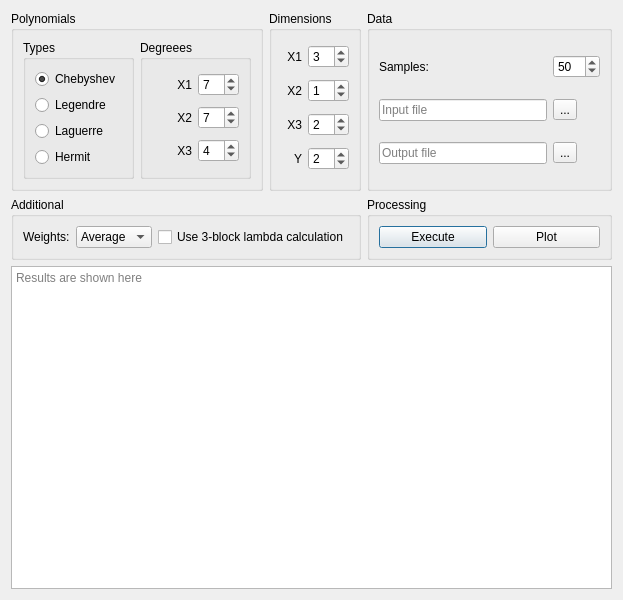
The window that main_window.ui (chepiga1995/sisan_1) describes before a commit, drawn with Qt 5.
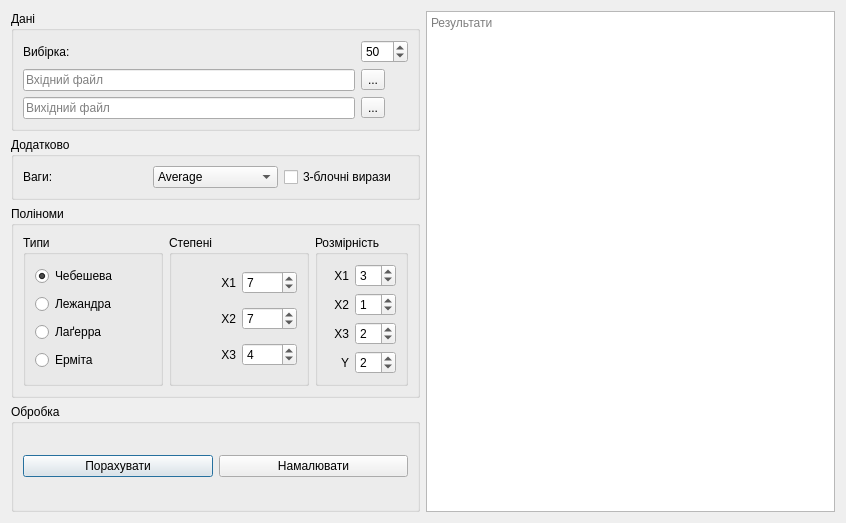
The same window after the commit.

What changed in the file:
```diff
--- a/main_window.ui
+++ b/main_window.ui
@@ -6,30 +6,141 @@
    <rect>
     <x>0</x>
     <y>0</y>
-    <width>623</width>
-    <height>600</height>
+    <width>846</width>
+    <height>523</height>
    </rect>
   </property>
   <property name="windowTitle">
    <string>Form1</string>
   </property>
   <layout class="QGridLayout" name="gridLayout_2">
+   <item row="0" column="1" rowspan="6">
+    <widget class="QTextBrowser" name="results_field">
+     <property name="lineWrapMode">
+      <enum>QTextEdit::NoWrap</enum>
+     </property>
+     <property name="readOnly">
+      <bool>true</bool>
+     </property>
+     <property name="html">
+      <string>&lt;!DOCTYPE HTML PUBLIC &quot;-//W3C//DTD HTML 4.0//EN&quot; &quot;http://www.w3.org/TR/REC-html40/strict.dtd&quot;&gt;
+&lt;html&gt;&lt;head&gt;&lt;meta name=&quot;qrichtext&quot; content=&quot;1&quot; /&gt;&lt;style type=&quot;text/css&quot;&gt;
+p, li { white-space: pre-wrap; }
+&lt;/style&gt;&lt;/head&gt;&lt;body style=&quot; font-family:'.SF NS Text'; font-size:13pt; font-weight:400; font-style:normal;&quot;&gt;
+&lt;p style=&quot;-qt-paragraph-type:empty; margin-top:0px; margin-bottom:0px; margin-left:0px; margin-right:0px; -qt-block-indent:0; text-indent:0px; font-family:'.Menio Regular'; font-size:10pt;&quot;&gt;&lt;br /&gt;&lt;/p&gt;&lt;/body&gt;&lt;/html&gt;</string>
+     </property>
+     <property name="placeholderText">
+      <string>Результати</string>
+     </property>
+    </widget>
+   </item>
    <item row="0" column="0">
+    <widget class="QGroupBox" name="groupBox">
+     <property name="title">
+      <string>Дані</string>
+     </property>
+     <layout class="QGridLayout" name="gridLayout_5">
+      <item row="4" column="0">
+       <widget class="QLineEdit" name="line_output">
+        <property name="placeholderText">
+         <string>Вихідний файл</string>
+        </property>
+       </widget>
+      </item>
+      <item row="2" column="1">
+       <widget class="QSpinBox" name="sample_spin">
+        <property name="maximum">
+         <number>999</number>
+        </property>
+        <property name="value">
+         <number>50</number>
+        </property>
+       </widget>
+      </item>
+      <item row="2" column="0">
+       <widget class="QLabel" name="label">
+        <property name="text">
+         <string>Вибірка:</string>
+        </property>
+       </widget>
+      </item>
+      <item row="4" column="1">
+       <widget class="QToolButton" name="select_output">
+        <property name="text">
+         <string>...</string>
+        </property>
+       </widget>
+      </item>
+      <item row="3" column="0">
+       <widget class="QLineEdit" name="line_input">
+        <property name="placeholderText">
+         <string>Вхідний файл</string>
+        </property>
+       </widget>
+      </item>
+      <item row="3" column="1">
+       <widget class="QToolButton" name="select_input">
+        <property name="text">
+         <string>...</string>
+        </property>
+       </widget>
+      </item>
+     </layout>
+    </widget>
+   </item>
+   <item row="1" column="0">
+    <widget class="QGroupBox" name="groupBox_7">
+     <property name="title">
+      <string>Додатково</string>
+     </property>
+     <layout class="QHBoxLayout" name="horizontalLayout_3">
+      <item>
+       <widget class="QLabel" name="label_9">
+        <property name="text">
+         <string>Ваги:</string>
+        </property>
+       </widget>
+      </item>
+      <item>
+       <widget class="QComboBox" name="weights_box">
+        <item>
+         <property name="text">
+          <string>Average</string>
+         </property>
+        </item>
+        <item>
+         <property name="text">
+          <string>Scaled</string>
+         </property>
+        </item>
+       </widget>
+      </item>
+      <item>
+       <widget class="QCheckBox" name="lambda_check">
+        <property name="text">
+         <string>3-блочні вирази</string>
+        </property>
+       </widget>
+      </item>
+     </layout>
+    </widget>
+   </item>
+   <item row="2" column="0">
     <widget class="QGroupBox" name="groupBox_5">
      <property name="title">
-      <string>Polynomials</string>
+      <string>Поліноми</string>
      </property>
      <layout class="QHBoxLayout" name="horizontalLayout">
       <item>
        <widget class="QGroupBox" name="groupBox_3">
         <property name="title">
-         <string>Types</string>
+         <string>Типи</string>
         </property>
         <layout class="QVBoxLayout" name="verticalLayout">
          <item>
           <widget class="QRadioButton" name="radio_cheb">
            <property name="text">
-            <string>Chebyshev</string>
+            <string>Чебешева</string>
            </property>
            <property name="checked">
             <bool>true</bool>
@@ -39,21 +150,21 @@
          <item>
           <widget class="QRadioButton" name="radio_legend">
            <property name="text">
-            <string>Legendre</string>
+            <string>Лежандра</string>
            </property>
           </widget>
          </item>
          <item>
           <widget class="QRadioButton" name="radio_lagg">
            <property name="text">
-            <string>Laguerre</string>
+            <string>Лаґерра</string>
            </property>
           </widget>
          </item>
          <item>
           <widget class="QRadioButton" name="radio_herm">
            <property name="text">
-            <string>Hermit</string>
+            <string>Ерміта</string>
            </property>
           </widget>
          </item>
@@ -63,26 +174,9 @@
       <item>
        <widget class="QGroupBox" name="groupBox_4">
         <property name="title">
-         <string>Degreees</string>
+         <string>Степені</string>
         </property>
         <layout class="QGridLayout" name="gridLayout_4">
-         <item row="0" column="0">
-          <widget class="QLabel" name="label_6">
-           <property name="text">
-            <string>X1</string>
-           </property>
-           <property name="alignment">
-            <set>Qt::AlignRight|Qt::AlignTrailing|Qt::AlignVCenter</set>
-           </property>
-          </widget>
-         </item>
-         <item row="0" column="1">
-          <widget class="QSpinBox" name="x1_deg">
-           <property name="value">
-            <number>7</number>
-           </property>
-          </widget>
-         </item>
          <item row="1" column="0">
           <widget class="QLabel" name="label_8">
            <property name="text">
@@ -93,6 +187,13 @@
            </property>
           </widget>
          </item>
+         <item row="1" column="1">
+          <widget class="QSpinBox" name="x2_deg">
+           <property name="value">
+            <number>7</number>
+           </property>
+          </widget>
+         </item>
          <item row="2" column="1">
           <widget class="QSpinBox" name="x3_deg">
            <property name="value">
@@ -100,8 +201,8 @@
            </property>
           </widget>
          </item>
-         <item row="1" column="1">
-          <widget class="QSpinBox" name="x2_deg">
+         <item row="0" column="1">
+          <widget class="QSpinBox" name="x1_deg">
            <property name="value">
             <number>7</number>
            </property>
@@ -117,13 +218,20 @@
            </property>
           </widget>
          </item>
-        </layout>
+         <item row="0" column="0">
+          <widget class="QLabel" name="label_6">
+           <property name="text">
+            <string>X1</string>
+           </property>
+           <property name="alignment">
+            <set>Qt::AlignRight|Qt::AlignTrailing|Qt::AlignVCenter</set>
+           </property>
        </widget>
       </item>
      </layout>
     </widget>
    </item>
-   <item row="0" column="1">
+      <item>
     <widget class="QGroupBox" name="groupBox_2">
      <property name="sizePolicy">
       <sizepolicy hsizetype="Fixed" vsizetype="Preferred">
@@ -132,7 +240,7 @@
       </sizepolicy>
      </property>
      <property name="title">
-      <string>Dimensions</string>
+         <string>Розмірність</string>
      </property>
      <layout class="QGridLayout" name="gridLayout_3">
       <item row="2" column="0">
@@ -206,107 +314,19 @@
      </layout>
     </widget>
    </item>
-   <item row="0" column="2">
-    <widget class="QGroupBox" name="groupBox">
-     <property name="title">
-      <string>Data</string>
-     </property>
-     <layout class="QGridLayout" name="gridLayout_5">
-      <item row="0" column="0">
-       <widget class="QLabel" name="label">
-        <property name="text">
-         <string>Samples:</string>
-        </property>
-       </widget>
-      </item>
-      <item row="0" column="1">
-       <widget class="QSpinBox" name="sample_spin">
-        <property name="maximum">
-         <number>999</number>
-        </property>
-        <property name="value">
-         <number>50</number>
-        </property>
-       </widget>
-      </item>
-      <item row="1" column="0">
-       <widget class="QLineEdit" name="line_input">
-        <property name="placeholderText">
-         <string>Input file</string>
-        </property>
-       </widget>
-      </item>
-      <item row="1" column="1">
-       <widget class="QToolButton" name="select_input">
-        <property name="text">
-         <string>...</string>
-        </property>
-       </widget>
-      </item>
-      <item row="2" column="0">
-       <widget class="QLineEdit" name="line_output">
-        <property name="placeholderText">
-         <string>Output file</string>
-        </property>
-       </widget>
-      </item>
-      <item row="2" column="1">
-       <widget class="QToolButton" name="select_output">
-        <property name="text">
-         <string>...</string>
-        </property>
-       </widget>
-      </item>
      </layout>
     </widget>
    </item>
-   <item row="1" column="0" colspan="2">
-    <widget class="QGroupBox" name="groupBox_7">
-     <property name="title">
-      <string>Additional</string>
-     </property>
-     <layout class="QHBoxLayout" name="horizontalLayout_3">
-      <item>
-       <widget class="QLabel" name="label_9">
-        <property name="text">
-         <string>Weights:</string>
-        </property>
-       </widget>
-      </item>
-      <item>
-       <widget class="QComboBox" name="weights_box">
-        <item>
-         <property name="text">
-          <string>Average</string>
-         </property>
-        </item>
-        <item>
-         <property name="text">
-          <string>Scaled</string>
-         </property>
-        </item>
-       </widget>
-      </item>
-      <item>
-       <widget class="QCheckBox" name="lambda_check">
-        <property name="text">
-         <string>Use 3-block lambda calculation</string>
-        </property>
-       </widget>
-      </item>
-     </layout>
-    </widget>
-   </item>
-   <item row="1" column="2">
+   <item row="3" column="0" rowspan="3">
     <widget class="QGroupBox" name="groupBox_6">
      <property name="title">
-      <string>Processing</string>
+      <string>Обробка</string>
      </property>
      <layout class="QHBoxLayout" name="horizontalLayout_2">
       <item>
        <widget class="QPushButton" name="exec_button">
         <property name="text">
-         <string>Execute</string>
+         <string>Порахувати</string>
         </property>
         <property name="default">
          <bool>true</bool>
@@ -319,33 +339,13 @@
       <item>
        <widget class="QPushButton" name="plot_button">
         <property name="text">
-         <string>Plot</string>
+         <string>Намалювати</string>
         </property>
        </widget>
       </item>
      </layout>
     </widget>
    </item>
-   <item row="2" column="0" colspan="3">
-    <widget class="QTextBrowser" name="results_field">
-     <property name="lineWrapMode">
-      <enum>QTextEdit::NoWrap</enum>
-     </property>
-     <property name="readOnly">
-      <bool>true</bool>
-     </property>
-     <property name="html">
-      <string>&lt;!DOCTYPE HTML PUBLIC &quot;-//W3C//DTD HTML 4.0//EN&quot; &quot;http://www.w3.org/TR/REC-html40/strict.dtd&quot;&gt;
-&lt;html&gt;&lt;head&gt;&lt;meta name=&quot;qrichtext&quot; content=&quot;1&quot; /&gt;&lt;style type=&quot;text/css&quot;&gt;
-p, li { white-space: pre-wrap; }
-&lt;/style&gt;&lt;/head&gt;&lt;body style=&quot; font-family:'MS Shell Dlg 2'; font-size:8.25pt; font-weight:400; font-style:normal;&quot;&gt;
-&lt;p style=&quot;-qt-paragraph-type:empty; margin-top:0px; margin-bottom:0px; margin-left:0px; margin-right:0px; -qt-block-indent:0; text-indent:0px; font-family:'.Menio Regular'; font-size:10pt;&quot;&gt;&lt;br /&gt;&lt;/p&gt;&lt;/body&gt;&lt;/html&gt;</string>
-     </property>
-     <property name="placeholderText">
-      <string>Results are shown here</string>
-     </property>
-    </widget>
-   </item>
   </layout>
  </widget>
  <tabstops>
```
Left out of the diff: 1 changed line with no effect on the pictures. Lines whose indentation alone changed are shown as unchanged.
